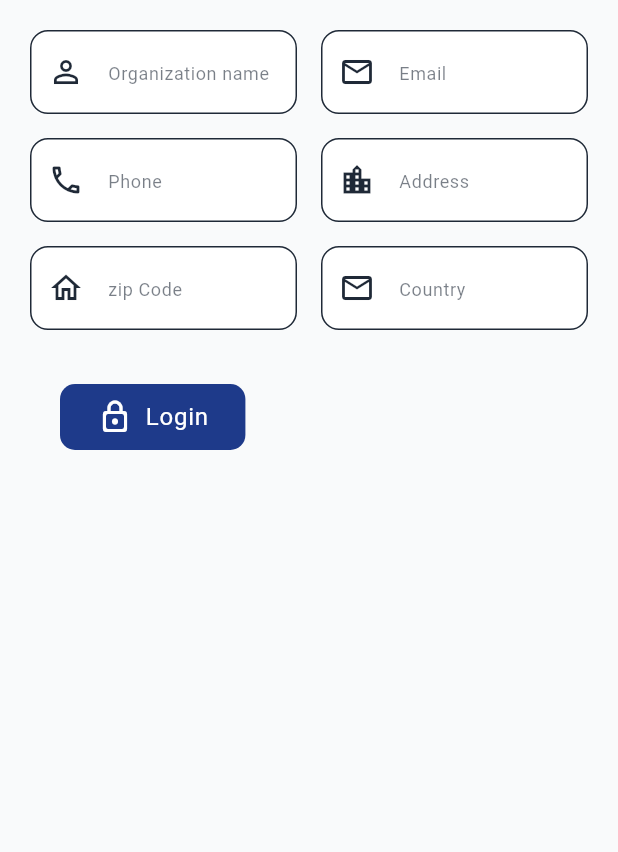
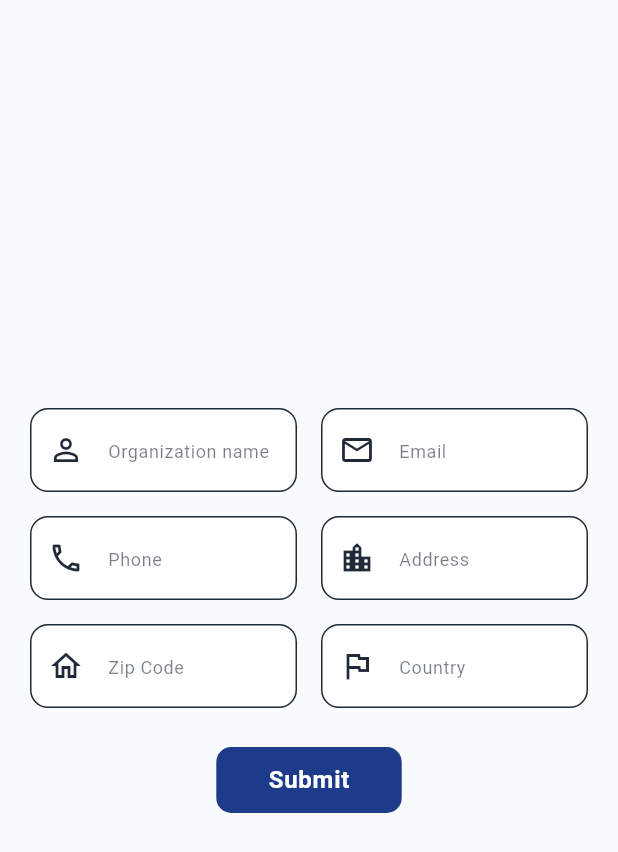
Before and after one commit to huzaifa-huzzi/Project_Lead, a Flutter app: the FormFilling screen opened directly, on a phone screen of 412 x 824 dp. Shown: the top 852 px of the screen. Run offline on Flutter 3.47's test engine with Material 3 defaults, Android fonts, the phone set to English and light mode, and no system bars; our stand-ins replace get, loading_indicator.

Commit message:
Form Screen is done

```diff
--- /dev/null
+++ b/lib/Resources/Reusable Widgets/PrimartBtn.dart
@@ -0,0 +1,51 @@
+import 'package:flutter/material.dart';
+import 'package:loading_indicator/loading_indicator.dart';
+
+class PrimaryBtn extends StatelessWidget {
+  final String title;
+  final VoidCallback onTap;
+  final bool loading;
+
+  const PrimaryBtn({
+    super.key,
+    required this.title,
+    required this.onTap,
+    required this.loading,
+  });
+
+  @override
+  Widget build(BuildContext context) {
+    final width = MediaQuery.sizeOf(context).width;
+    final buttonColor = loading ? Colors.grey : Theme.of(context).colorScheme.primary;
+
+    return InkWell(
+      onTap: loading ? null : onTap,
+      child: Container(
+        width: width * 0.3,
+        padding: const EdgeInsets.symmetric(horizontal: 5, vertical: 10),
+        decoration: BoxDecoration(
+          borderRadius: BorderRadius.circular(10),
+          color: buttonColor,
+        ),
+        alignment: Alignment.center,
+        child: loading
+            ? const SizedBox(
+          height: 24,
+          width: 24,
+          child: LoadingIndicator(
+            indicatorType: Indicator.ballClipRotate,
+            colors: [Colors.white],
+            strokeWidth: 2,
+          ),
+        )
+            : Text(
+          title,
+          style: Theme.of(context).textTheme.bodyLarge?.copyWith(
+            color: Colors.white,
+            fontWeight: FontWeight.bold,
+          ),
+        ),
+      ),
+    );
+  }
+}
--- a/lib/View/Form/Form.dart
+++ b/lib/View/Form/Form.dart
@@ -1,11 +1,10 @@
 import 'package:flutter/material.dart';
 import 'package:get/get.dart';
+import 'package:project_x/Resources/Reusable%20Widgets/PrimartBtn.dart';
 
 import '../../Resources/Reusable Widgets/RoundedButton.dart';
 import '../../Resources/Reusable Widgets/TextInputForm/TextInputForm.dart';
 import '../../View_model/Controllers/FormController.dart';
-import '../Dashboard/DashboardScreen.dart';
-
 
 class FormFilling extends StatefulWidget {
   const FormFilling({super.key});
@@ -34,20 +33,20 @@ class _FormFillingState extends State<FormFilling> {
   @override
   Widget build(BuildContext context) {
     return Scaffold(
-      body: Padding(
+      body: Center(
+        child: SingleChildScrollView(
           padding: const EdgeInsets.all(20.0),
+          child: ConstrainedBox(
+            constraints: const BoxConstraints(maxWidth: 800),
             child: Form(
               key: _formKey,
               child: Column(
-            crossAxisAlignment: CrossAxisAlignment.start,
                 children: [
                   buildFormRow(
                     TextInputForm(
                       myController: controller.nameController,
                       focusNode: controller.nameFocusNode,
-                  onFieldSubmittedView: (value) {
-                    // Utils.fieldFocusChange(context, controller.usernameFocus, controller.emailFocus);
-                  },
+                      onFieldSubmittedView: (value) {},
                       keyBoardType: TextInputType.text,
                       hint: 'Organization name',
                       iconData: Icons.person_outline,
@@ -61,9 +60,7 @@ class _FormFillingState extends State<FormFilling> {
                     TextInputForm(
                       myController: controller.emailController,
                       focusNode: controller.emailFocusNode,
-                  onFieldSubmittedView: (value) {
-                   // Utils.fieldFocusChange(context, controller.emailFocus, controller.phoneFocus);
-                  },
+                      onFieldSubmittedView: (value) {},
                       keyBoardType: TextInputType.emailAddress,
                       hint: 'Email',
                       iconData: Icons.email_outlined,
@@ -79,9 +76,7 @@ class _FormFillingState extends State<FormFilling> {
                     TextInputForm(
                       myController: controller.phoneNumberController,
                       focusNode: controller.phoneNumberFocusNode,
-                  onFieldSubmittedView: (value) {
-                   // Utils.fieldFocusChange(context, controller.phoneFocus, controller.cityFocus);
-                  },
+                      onFieldSubmittedView: (value) {},
                       keyBoardType: TextInputType.phone,
                       hint: 'Phone',
                       iconData: Icons.phone_outlined,
@@ -95,9 +90,7 @@ class _FormFillingState extends State<FormFilling> {
                     TextInputForm(
                       myController: controller.addressController,
                       focusNode: controller.addressFocusNode,
-                  onFieldSubmittedView: (value) {
-                    //Utils.fieldFocusChange(context, controller.cityFocus, controller.addressFocus);
-                  },
+                      onFieldSubmittedView: (value) {},
                       keyBoardType: TextInputType.text,
                       hint: 'Address',
                       iconData: Icons.location_city_outlined,
@@ -117,7 +110,7 @@ class _FormFillingState extends State<FormFilling> {
                         FocusScope.of(context).unfocus();
                       },
                       keyBoardType: TextInputType.text,
-                  hint: 'zip Code',
+                      hint: 'Zip Code',
                       iconData: Icons.home_outlined,
                       onValidator: (value) {
                         if (value!.isEmpty) {
@@ -132,28 +125,24 @@ class _FormFillingState extends State<FormFilling> {
                       onFieldSubmittedView: (value) {
                         FocusScope.of(context).unfocus();
                       },
-                  keyBoardType: TextInputType.number,
+                      keyBoardType: TextInputType.text,
                       hint: 'Country',
-                  iconData: Icons.local_post_office_outlined,
+                      iconData: Icons.flag_outlined,
                       onValidator: (value) {
                         if (value!.isEmpty) {
-                      return 'Please enter zip code';
+                          return 'Please enter country';
                         }
                         return null;
                       },
                     ),
                   ),
                   Obx(() => Padding(
-                padding: const EdgeInsets.symmetric(vertical: 20, horizontal: 20),
-                child: RoundedButton(
-                  title: 'Login',
-                  loading: controller.loading.value,
-                  onTap: () {
-                   print('submitted');
-                    }
-                ),
+                    padding: const EdgeInsets.all(10.0),
+                    child: PrimaryBtn(title: 'Submit', onTap: (){}, loading: controller.loading.value)
                   )),
                 ],
+              ),
+            ),
           ),
         ),
       ),
```
Lines whose indentation alone changed are shown as unchanged.
